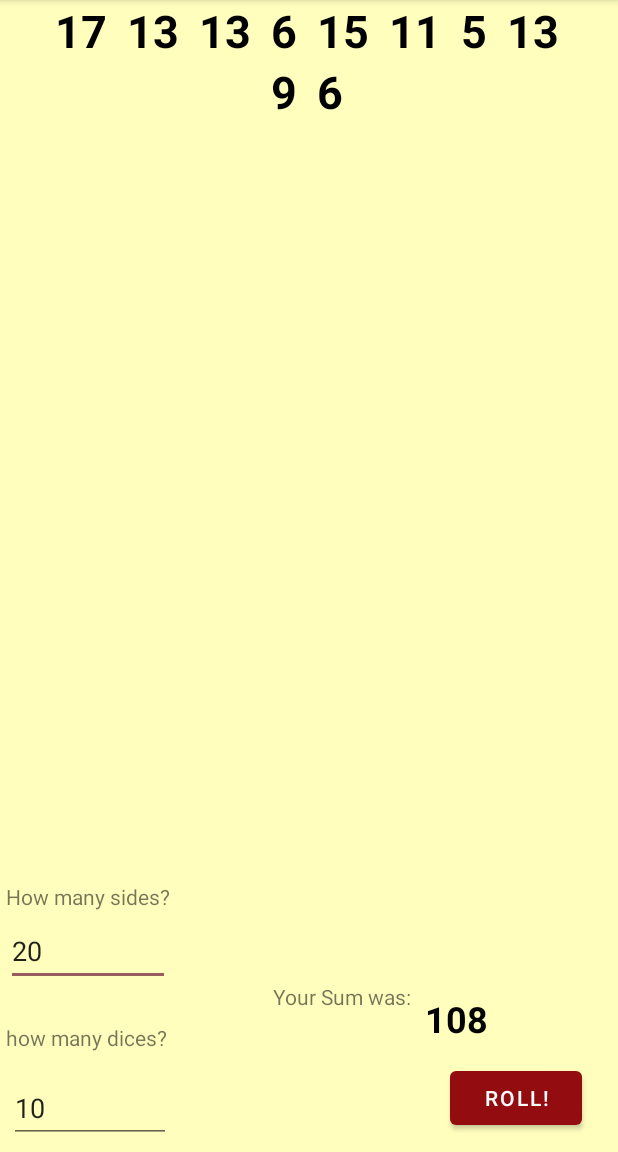
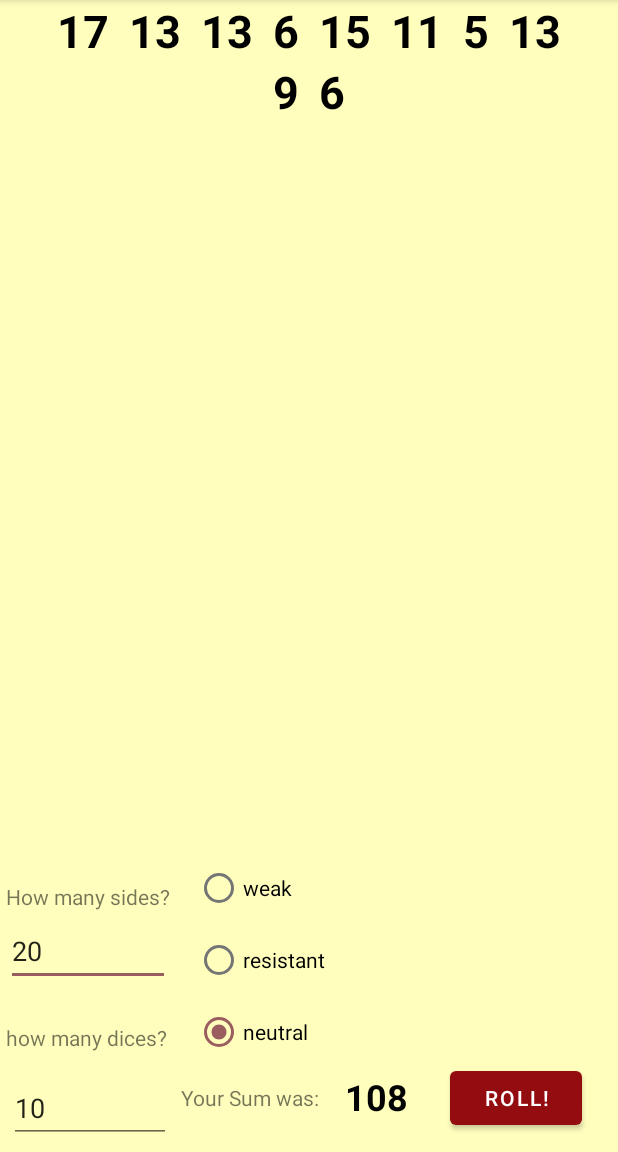
Before and after one commit to santtu321/dnd_companion_app_R21, an Android app: the sumActivity screen opened directly, with no data from a screen before it, after a tap on "ROLL!", on a phone screen of 412 x 824 dp, the part 84-1236 px from its top. Run offline under Robolectric (Android 15) with nearby library versions, the phone set to English and light mode, and no system bars.

Commit message:
V1.0
Valmis versio

```diff
--- a/Diceroller/app/src/main/java/com/example/myapplication/sumActivity.kt
+++ b/Diceroller/app/src/main/java/com/example/myapplication/sumActivity.kt
@@ -9,10 +9,7 @@ import androidx.appcompat.app.AppCompatActivity
 import android.os.Bundle
 import android.text.InputFilter
 import android.view.*
-import android.widget.Button
-import android.widget.EditText
-import android.widget.LinearLayout
-import android.widget.TextView
+import android.widget.*
 import kotlinx.coroutines.launch
 import kotlinx.coroutines.runBlocking
 import kotlin.math.ceil
@@ -29,8 +26,11 @@ class sumActivity : AppCompatActivity() {
         val sum: TextView = findViewById(R.id.tViewSum)
         var mp: MediaPlayer? = null
 
+
         diceAmount.filters = arrayOf<InputFilter>(MinMaxFilter(1,100))                                    //tämä filteroi käyttäjäninputin, ettei hän pysty pistämään muita lukuja kuin 1-100
         diceSides.filters = arrayOf<InputFilter>(MinMaxFilter(1,100))                                     //tuo MinMaxFilter koodi löytyy InputFilter.kt tiedostosta
+
+
 
         fun intenseRoll(index: Int, tView : TextView, myRandomNumbers: List<Int>) = runBlocking {         // pistetään tässä nuo threadit omaan funktioon, jossa käytetään co
             launch {                                                                                      //routineja, koska muuten yksittäinen threadi ei pysty tekemään kaikkia
@@ -40,6 +40,9 @@ class sumActivity : AppCompatActivity() {
                     var total = 0
                     var dices = diceAmount.text.toString().toInt()
                     val maxroll = diceSides.text.toString().toInt()
+                    val radioGroup: RadioGroup = findViewById(R.id.rGroup1)
+                    val resistance = radioGroup.checkedRadioButtonId
+                    val radioButton: RadioButton = findViewById(resistance)
 
                     while(i < 20){
                         if(i != 19){
@@ -71,7 +74,20 @@ class sumActivity : AppCompatActivity() {
                         total += myRandomNumbers[z]
                         z++
                     }
-                    sum.text = total.toString()
+                    when(radioButton.text){
+                        "weak"->
+                        {
+                            sum.text = (total*2).toString()
+                        }
+                        "resistant"->
+                        {
+                            sum.text = (total/2).toString()
+                        }
+                        "neutral"->
+                        {
+                            sum.text = total.toString()
+                        }
+                    }
 
                 }).start()
             }
--- a/Diceroller/app/src/main/res/drawable/ic_delete.xml
+++ b/Diceroller/app/src/main/res/drawable/ic_delete.xml
@@ -6,6 +6,6 @@
     android:tint="@color/menubackground"
     android:alpha="0.6">
   <path
-      android:fillColor="@color/background"
+      android:fillColor="@color/white"
       android:pathData="M6,19c0,1.1 0.9,2 2,2h8c1.1,0 2,-0.9 2,-2L18,7L6,7v12zM8.46,11.88l1.41,-1.41L12,12.59l2.12,-2.12 1.41,1.41L13.41,14l2.12,2.12 -1.41,1.41L12,15.41l-2.12,2.12 -1.41,-1.41L10.59,14l-2.13,-2.12zM15.5,4l-1,-1h-5l-1,1L5,4v2h14L19,4z"/>
 </vector>
--- a/Diceroller/app/src/main/res/layout/activity_delete_character.xml
+++ b/Diceroller/app/src/main/res/layout/activity_delete_character.xml
@@ -1,11 +1,13 @@
 <ScrollView xmlns:android="http://schemas.android.com/apk/res/android"
     android:layout_width="match_parent"
-    android:layout_height="match_parent">
+    android:layout_height="match_parent"
+    android:background="@color/background">
 
     <LinearLayout
         android:layout_width="match_parent"
         android:layout_height="wrap_content"
-        android:orientation="vertical">
+        android:orientation="vertical"
+        android:background="@color/background">
 
 
         <EditText
--- a/Diceroller/app/src/main/res/layout/activity_main_database.xml
+++ b/Diceroller/app/src/main/res/layout/activity_main_database.xml
@@ -12,6 +12,7 @@
         android:layout_width="0dp"
         android:layout_height="0dp"
         android:padding="@dimen/big_padding"
+        android:background="@color/background"
         app:layout_constraintBottom_toBottomOf="parent"
         app:layout_constraintHorizontal_bias="0.0"
         app:layout_constraintLeft_toLeftOf="parent"
@@ -22,12 +23,14 @@
 
     <ImageButton
         android:id="@+id/DeleteButton"
-        android:layout_width="320dp"
-        android:layout_height="61dp"
+        android:layout_width="292dp"
+        android:layout_height="49dp"
+        android:layout_marginBottom="16dp"
+        android:background="@color/red_primary"
         android:minHeight="48dp"
         app:layout_constraintBottom_toBottomOf="parent"
         app:layout_constraintEnd_toEndOf="parent"
-        app:layout_constraintHorizontal_bias="0.0"
+        app:layout_constraintHorizontal_bias="0.134"
         app:layout_constraintStart_toStartOf="parent"
         app:srcCompat="@drawable/ic_delete" />
 
--- a/Diceroller/app/src/main/res/layout/activity_new_character.xml
+++ b/Diceroller/app/src/main/res/layout/activity_new_character.xml
@@ -7,7 +7,8 @@
         <LinearLayout
             android:layout_width="match_parent"
             android:layout_height="wrap_content"
-            android:orientation="vertical">
+            android:orientation="vertical"
+            android:background="@color/background">
 
 
     <EditText
--- a/Diceroller/app/src/main/res/layout/activity_sum.xml
+++ b/Diceroller/app/src/main/res/layout/activity_sum.xml
@@ -62,8 +62,9 @@
         android:layout_width="409dp"
         android:layout_height="358dp"
         android:orientation="vertical"
-        tools:layout_editor_absoluteX="1dp"
-        tools:layout_editor_absoluteY="1dp" >
+        app:layout_constraintEnd_toEndOf="parent"
+        app:layout_constraintStart_toStartOf="parent"
+        app:layout_constraintTop_toTopOf="parent">
 
     </LinearLayout>
 
@@ -77,32 +78,72 @@
         app:layout_constraintBottom_toBottomOf="parent"
         app:layout_constraintEnd_toEndOf="parent"
         app:layout_constraintHorizontal_bias="1.0"
-        app:layout_constraintStart_toEndOf="@+id/eText3" />
+        app:layout_constraintStart_toEndOf="@+id/eText3" /><![CDATA[
+
+
+
+    app:layout_constraintVertical_bias="0.953" />
+
+
+
+    ]]>
 
     <TextView
         android:id="@+id/tViewSum"
         android:layout_width="69dp"
         android:layout_height="37dp"
-        android:layout_marginBottom="8dp"
+        android:layout_marginBottom="16dp"
         android:layout_weight="1"
         android:text="20"
         android:textColor="@color/black"
         android:textSize="24sp"
         android:textStyle="bold"
-        app:layout_constraintBottom_toTopOf="@+id/bRoll2"
+        app:layout_constraintBottom_toBottomOf="parent"
         app:layout_constraintEnd_toEndOf="parent"
-        app:layout_constraintHorizontal_bias="0.827"
+        app:layout_constraintHorizontal_bias="0.672"
         app:layout_constraintStart_toStartOf="parent" />
 
     <TextView
         android:id="@+id/tView4"
         android:layout_width="97dp"
         android:layout_height="24dp"
-        android:layout_marginEnd="4dp"
+        android:layout_marginEnd="12dp"
         android:text="Your Sum was:"
         app:layout_constraintBottom_toBottomOf="parent"
         app:layout_constraintEnd_toStartOf="@+id/tViewSum"
         app:layout_constraintTop_toTopOf="parent"
-        app:layout_constraintVertical_bias="0.88" />
+        app:layout_constraintVertical_bias="0.97" />
+
+    <RadioGroup
+        android:id="@+id/rGroup1"
+        android:layout_width="wrap_content"
+        android:layout_height="wrap_content"
+        android:layout_marginBottom="7dp"
+        app:layout_constraintBottom_toTopOf="@+id/tView4"
+        app:layout_constraintEnd_toEndOf="parent"
+        app:layout_constraintHorizontal_bias="0.08"
+        app:layout_constraintStart_toEndOf="@+id/tView3"
+        app:layout_constraintTop_toTopOf="parent"
+        app:layout_constraintVertical_bias="0.995">
+
+        <RadioButton
+            android:id="@+id/rButtonWeak"
+            android:layout_width="match_parent"
+            android:layout_height="wrap_content"
+            android:text="@string/weak" />
+
+        <RadioButton
+            android:id="@+id/rButtonRes"
+            android:layout_width="match_parent"
+            android:layout_height="wrap_content"
+            android:text="@string/resistant" />
+
+        <RadioButton
+            android:id="@+id/rButtonNeutral"
+            android:layout_width="match_parent"
+            android:layout_height="wrap_content"
+            android:checked="true"
+            android:text="@string/neutral" />
+    </RadioGroup>
 
 </androidx.constraintlayout.widget.ConstraintLayout>
--- a/Diceroller/app/src/main/res/values/strings.xml
+++ b/Diceroller/app/src/main/res/values/strings.xml
@@ -20,4 +20,7 @@
     <string name="button_delete">Delete</string>
 
     <string name="delete">Delete</string>
+    <string name="neutral">neutral</string>
+    <string name="resistant">resistant</string>
+    <string name="weak">weak</string>
 </resources>
```
